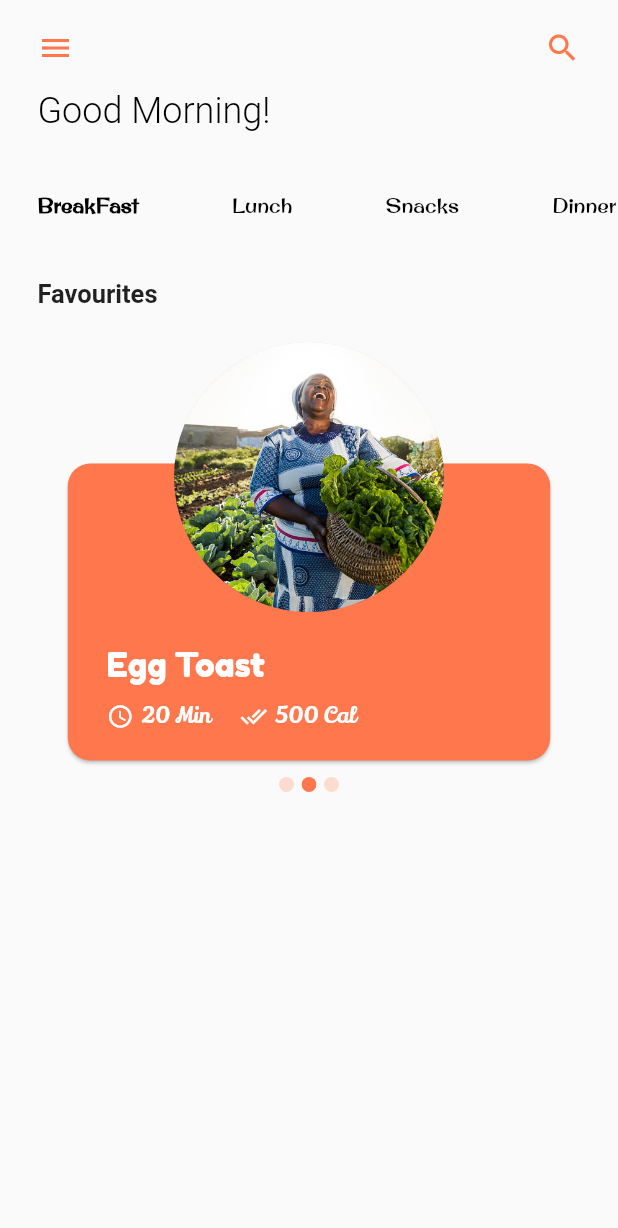
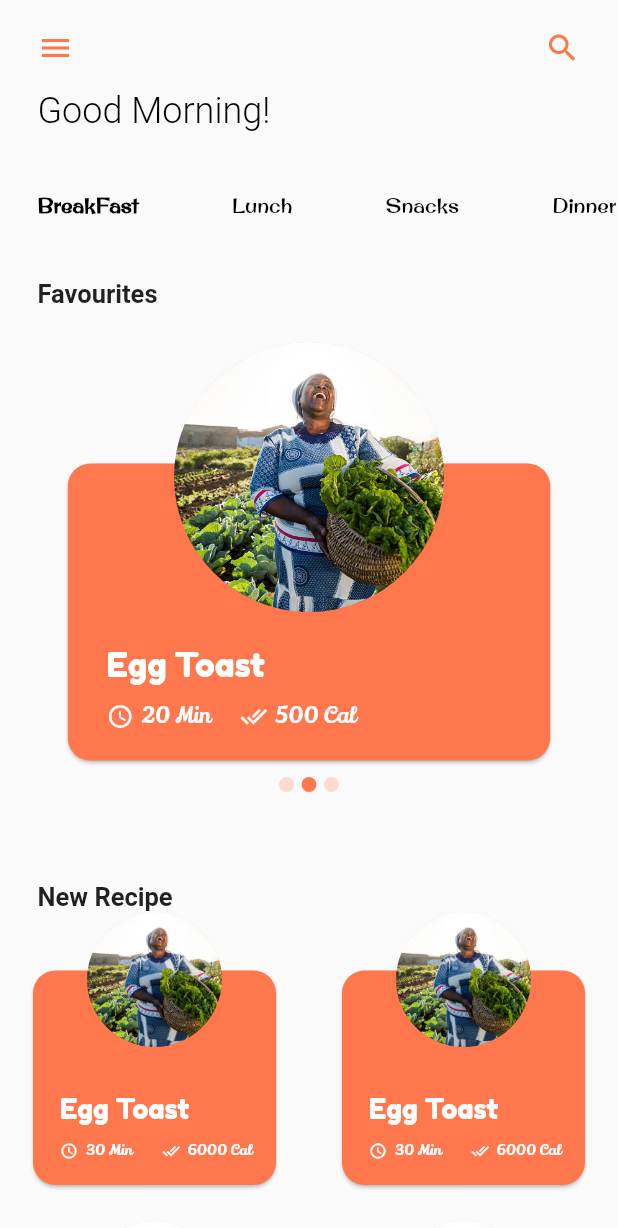
Before and after one commit to Wagner-Coche/meal_planner_ui, a Flutter app: the HomeScreen screen opened directly, on a phone screen of 412 x 824 dp. Shown: the top 1228 px of the screen. Run offline on Flutter 3.47's test engine with Material 2 defaults, Android fonts, the phone set to English and light mode, and no system bars; Roboto replaces fonts that are missing (MochiyPopOne).

Commit message:
finish: HomeScreenDivisionFooter

```diff
--- /dev/null
+++ b/lib/app/presenter/screens/home_screen/components/footer_components/grid_footer_component.dart
@@ -0,0 +1,111 @@
+import 'package:flutter/material.dart';
+import 'package:meal_planner_ui/app/presenter/utils/colors.dart';
+
+class GridFooterComponent extends StatelessWidget {
+  const GridFooterComponent({Key? key}) : super(key: key);
+
+  @override
+  Widget build(BuildContext context) {
+    return Expanded(
+      child: GridView.count(
+        crossAxisCount: 2,
+        children: List.generate(4, (index) {
+          return Stack(
+            alignment: Alignment.center,
+            children: [
+              Container(
+                height: 220,
+                width: 170,
+                padding: const EdgeInsets.only(top: 35, bottom: 20),
+                child: Card(
+                  color: ColorsUtils.color.primaryColor,
+                  shape: RoundedRectangleBorder(borderRadius: BorderRadius.circular(15)),
+                )
+              ),
+              Positioned(
+                top: 0,
+                child: Container(
+                  alignment: Alignment.topCenter,
+                  child: ClipOval(
+                    child: Container(
+                      height: 90,
+                      width: 90,
+                      decoration: const BoxDecoration(
+                        image: DecorationImage(
+                          image: AssetImage("assets/images/IMG-20220616-WA0039.jpg"),
+                          fit: BoxFit.cover
+                        ),
+                        boxShadow: <BoxShadow>[
+                          BoxShadow(
+                            blurRadius: 20,
+                            offset: Offset(2, 10),
+                            color: Colors.black12,
+                            spreadRadius: 20
+                          )
+                        ],
+                      )
+                    ),
+                  ),
+                ),
+              ),
+              Positioned(
+                left: 40,
+                bottom: 40,
+                child: Column(
+                  crossAxisAlignment: CrossAxisAlignment.start,
+                  children: <Widget>[
+                    const Text(
+                      "Egg Toast",
+                      style: TextStyle(
+                        color: Colors.white,
+                        fontSize: 18,
+                        fontFamily: "FredokaOne",
+                        fontWeight: FontWeight.normal
+                      ),
+                    ),
+                    Container(
+                      padding: const EdgeInsets.only(top: 10),
+                      child: Row(
+                        children: <Widget>[
+                          Row(
+                            children: const <Widget>[
+                              Icon(Icons.access_time_rounded, color: Colors.white, size: 12),
+                              SizedBox(width: 5),
+                              Text(
+                                "30 Min",
+                                style: TextStyle(
+                                  color: Colors.white,
+                                  fontFamily: "LilyScriptOne",
+                                  fontSize: 10,
+                                ),
+                              ),
+                            ],
+                          ),
+                          const SizedBox(width: 20),
+                          Row(
+                            children: const <Widget>[
+                              Icon(Icons.done_all_outlined, color: Colors.white, size: 12),
+                              SizedBox(width: 5),
+                              Text(
+                                "6000 Cal",
+                                style: TextStyle(
+                                  color: Colors.white,
+                                  fontFamily: "LilyScriptOne",
+                                  fontSize: 10,
+                                ),
+                              ),
+                            ],
+                          )
+                        ],
+                      ),
+                    )
+                  ],
+                ),
+              ),
+            ],
+          );
+        }),
+      ),
+    );
+  }
+}
--- /dev/null
+++ b/lib/app/presenter/screens/home_screen/components/footer_components/text_recipe_footer_component.dart
@@ -0,0 +1,21 @@
+import 'package:flutter/cupertino.dart';
+
+class TextRecipeFooterComponent extends StatelessWidget {
+  const TextRecipeFooterComponent({Key? key}) : super(key: key);
+
+  @override
+  Widget build(BuildContext context) {
+    return Container(
+      margin: const EdgeInsets.only(left: 25),
+      alignment: Alignment.centerLeft,
+      child: const Text(
+        "New Recipe",
+        style: TextStyle(
+            fontSize: 17,
+            fontFamily: "MochiyPopOne",
+            fontWeight: FontWeight.w600
+        ),
+      ),
+    );
+  }
+}
--- a/lib/app/presenter/screens/home_screen/division/footer/home_screen_divison_footer.dart
+++ b/lib/app/presenter/screens/home_screen/division/footer/home_screen_divison_footer.dart
@@ -0,0 +1,22 @@
+import '../../components/footer_components/grid_footer_component.dart';
+import '../../components/footer_components/text_recipe_footer_component.dart';
+import 'package:flutter/cupertino.dart';
+
+
+class HomeScreenDivisionFooter extends StatelessWidget {
+  const HomeScreenDivisionFooter({Key? key}) : super(key: key);
+
+  @override
+  Widget build(BuildContext context) {
+    return SizedBox(
+      width: MediaQuery.of(context).size.width,
+      height: MediaQuery.of(context).size.height,
+      child: Column(
+        children: const <Widget>[
+          TextRecipeFooterComponent(),
+          GridFooterComponent()
+        ],
+      ),
+    );
+  }
+}
--- a/lib/app/presenter/screens/home_screen/home_screen.dart
+++ b/lib/app/presenter/screens/home_screen/home_screen.dart
@@ -1,5 +1,6 @@
 import 'package:flutter/material.dart';
 import 'package:meal_planner_ui/app/presenter/screens/home_screen/division/body/home_screen_division_body.dart';
+import 'package:meal_planner_ui/app/presenter/screens/home_screen/division/footer/home_screen_divison_footer.dart';
 import 'package:meal_planner_ui/app/presenter/screens/home_screen/division/header/home_screen_divison_header.dart';
 
 class HomeScreen extends StatefulWidget {
@@ -13,11 +14,14 @@ class _StateHomeScreen extends State<HomeScreen> {
   @override
   Widget build(BuildContext context) {
     return Scaffold(
-      body: Column(
-        children: const <Widget>[
-          HomeScreenDivisionHeader(),
-          HomeScreenDivisionBody(),
-        ]
+      body: SingleChildScrollView(
+        child: Column(
+          children: const <Widget>[
+            HomeScreenDivisionHeader(),
+            HomeScreenDivisionBody(),
+            HomeScreenDivisionFooter()
+          ]
+        ),
       ),
     );
   }
```
